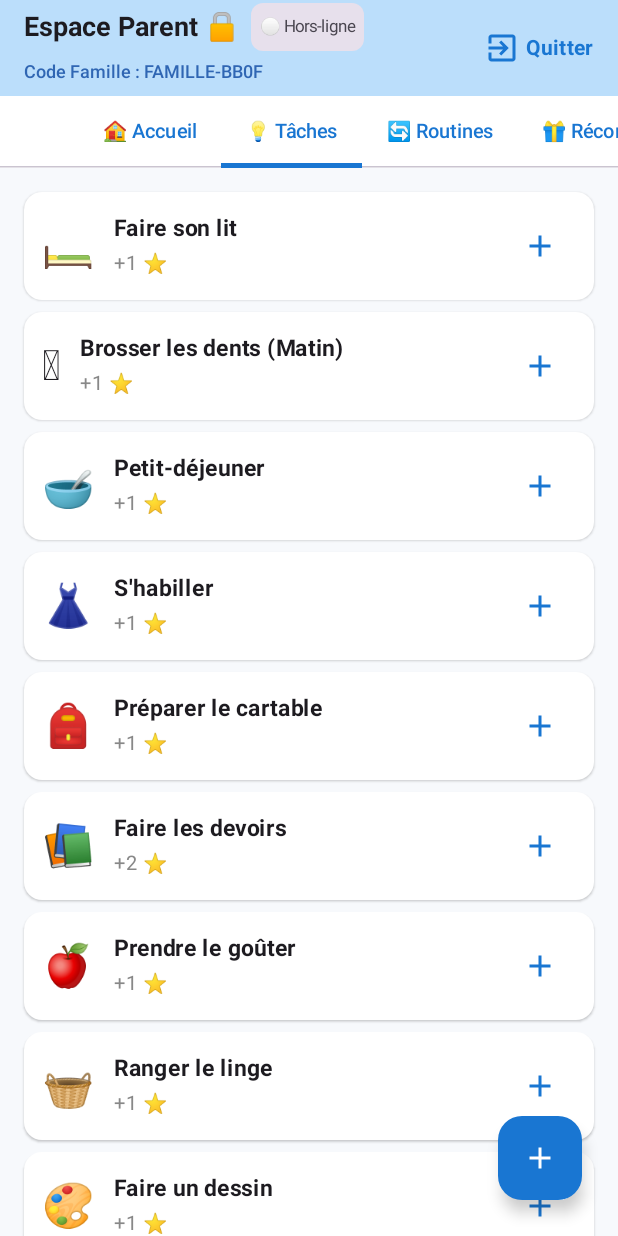
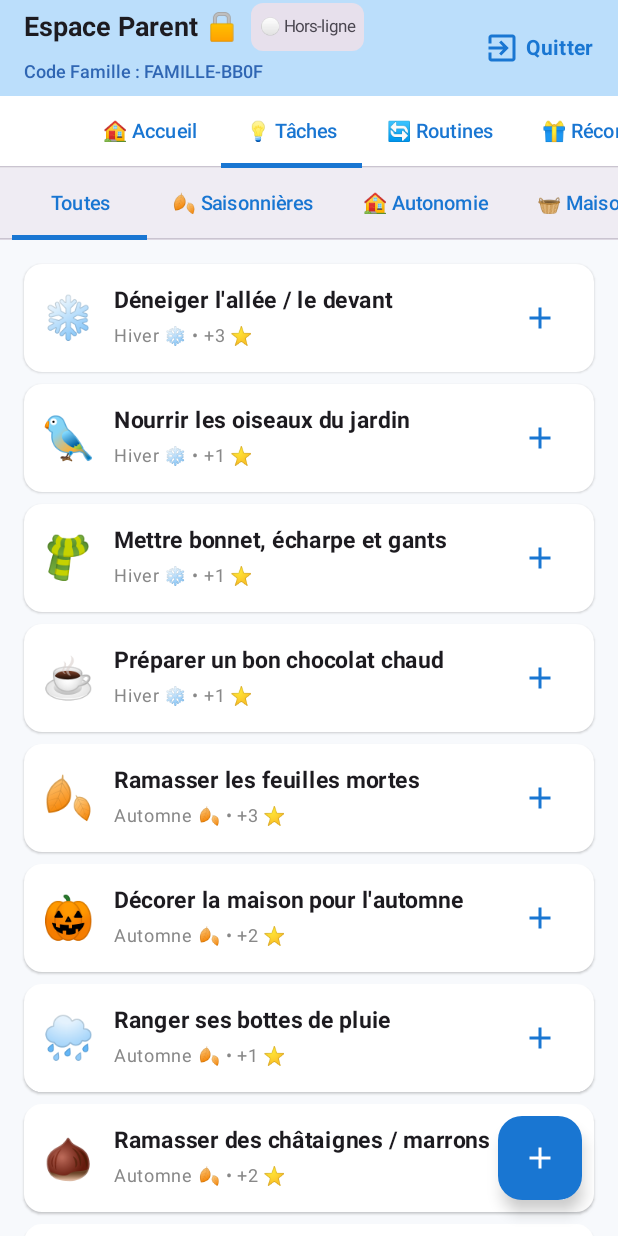
Before and after one commit to bouriez28-wq/Routine-r-compnse, an Android app built with Jetpack Compose: the composable MainAppScreen shown on its own in the app's theme, tab 2 chosen, on a phone screen of 412 x 824 dp. Run offline under Robolectric (Android 15) with nearby library versions, the phone set to English and light mode, and no system bars.

Commit message:
Release: Official v32.0 major release with expanded task library including Hiver, Automne, Printemps, Été seasonal tasks and category filter tabs

```diff
--- a/app/build.gradle.kts
+++ b/app/build.gradle.kts
@@ -11,8 +11,8 @@ android {
         applicationId = "com.example.routinercompense"
         minSdk = 26
         targetSdk = 36
-        versionCode = 31000
-        versionName = "31.0"
+        versionCode = 32000
+        versionName = "32.0"
 
         testInstrumentationRunner = "androidx.test.runner.AndroidJUnitRunner"
     }
--- a/app/src/main/java/com/example/routinercompense/ui/parent/ParentDashboardScreen.kt
+++ b/app/src/main/java/com/example/routinercompense/ui/parent/ParentDashboardScreen.kt
@@ -1134,34 +1134,93 @@ private fun ParentTasksLibraryTab(
     onAddLibraryTask: (RoutineItem) -> Unit,
     onCustomTaskClick: () -> Unit
 ) {
-    val libraryTasks = listOf(
-        "🛏️ Faire son lit" to ("🛏️" to 1),
-        "🪥 Brosser les dents (Matin)" to ("🪥" to 1),
-        "🥣 Petit-déjeuner" to ("🥣" to 1),
-        "👗 S'habiller" to ("👗" to 1),
-        "🎒 Préparer le cartable" to ("🎒" to 1),
-        "📚 Faire les devoirs" to ("📚" to 2),
-        "🍎 Prendre le goûter" to ("🍎" to 1),
-        "🧺 Ranger le linge" to ("🧺" to 1),
-        "🎨 Faire un dessin" to ("🎨" to 1),
-        "🚴 Jouer dehors" to ("🚴" to 2),
-        "🚿 Prendre sa douche/bain" to ("🚿" to 1),
-        "🥱 Mettre son pyjama" to ("🥱" to 1),
-        "🪥 Brosser les dents (Soir)" to ("🪥" to 1),
-        "🧸 Ranger sa chambre" to ("🧸" to 2),
-        "📖 Lire une histoire" to ("📖" to 1),
-        "🥛 Boire son lait" to ("🥛" to 1),
-        "🍽️ Débarrasser la table" to ("🍽️" to 1),
-        "🐶 S'occuper des animaux" to ("🐶" to 2)
-    )
-
-    Box(modifier = Modifier.fillMaxSize()) {
+    var selectedCategoryIndex by remember { mutableIntStateOf(0) }
+    val categories = listOf("Toutes", "🍂 Saisonnières", "🏠 Autonomie", "🧺 Maison", "📚 École & Écrans")
+
+    val fullCatalog = listOf(
+        // Saisonnières Hiver ❄️
+        RoutineItem(title = "Déneiger l'allée / le devant", icon = "❄️", starsReward = 3, frequency = RoutineFrequency.SEASONAL, season = Season.WINTER),
+        RoutineItem(title = "Nourrir les oiseaux du jardin", icon = "🐦", starsReward = 1, frequency = RoutineFrequency.SEASONAL, season = Season.WINTER),
+        RoutineItem(title = "Mettre bonnet, écharpe et gants", icon = "🧣", starsReward = 1, frequency = RoutineFrequency.SEASONAL, season = Season.WINTER),
+        RoutineItem(title = "Préparer un bon chocolat chaud", icon = "☕", starsReward = 1, frequency = RoutineFrequency.SEASONAL, season = Season.WINTER),
+
+        // Saisonnières Automne 🍂
+        RoutineItem(title = "Ramasser les feuilles mortes", icon = "🍂", starsReward = 3, frequency = RoutineFrequency.SEASONAL, season = Season.AUTUMN),
+        RoutineItem(title = "Décorer la maison pour l'automne", icon = "🎃", starsReward = 2, frequency = RoutineFrequency.SEASONAL, season = Season.AUTUMN),
+        RoutineItem(title = "Ranger ses bottes de pluie", icon = "🌧️", starsReward = 1, frequency = RoutineFrequency.SEASONAL, season = Season.AUTUMN),
+        RoutineItem(title = "Ramasser des châtaignes / marrons", icon = "🌰", starsReward = 2, frequency = RoutineFrequency.SEASONAL, season = Season.AUTUMN),
+
+        // Saisonnières Printemps 🌸
+        RoutineItem(title = "Planter des fleurs ou des graines", icon = "🌸", starsReward = 2, frequency = RoutineFrequency.SEASONAL, season = Season.SPRING),
+        RoutineItem(title = "Désherber le potager / jardin", icon = "🌱", starsReward = 2, frequency = RoutineFrequency.SEASONAL, season = Season.SPRING),
+        RoutineItem(title = "Nettoyer son vélo pour les beaux jours", icon = "🚲", starsReward = 2, frequency = RoutineFrequency.SEASONAL, season = Season.SPRING),
+        RoutineItem(title = "Grand ménage de printemps de la chambre", icon = "🧺", starsReward = 3, frequency = RoutineFrequency.SEASONAL, season = Season.SPRING),
+
+        // Saisonnières Été ☀️
+        RoutineItem(title = "Arroser le jardin et les plantes", icon = "☀️", starsReward = 2, frequency = RoutineFrequency.SEASONAL, season = Season.SUMMER),
+        RoutineItem(title = "Mettre de la crème solaire", icon = "🧴", starsReward = 1, frequency = RoutineFrequency.SEASONAL, season = Season.SUMMER),
+        RoutineItem(title = "Mettre sa casquette / chapeau", icon = "🧢", starsReward = 1, frequency = RoutineFrequency.SEASONAL, season = Season.SUMMER),
+        RoutineItem(title = "Rincer et ranger la baignade", icon = "🏖️", starsReward = 1, frequency = RoutineFrequency.SEASONAL, season = Season.SUMMER),
+
+        // Autonomie & Hygiène 🏠
+        RoutineItem(title = "Faire son lit", icon = "🛏️", starsReward = 1, timeOfDay = TimeOfDay.MORNING),
+        RoutineItem(title = "Brosser ses dents (Matin)", icon = "🪥", starsReward = 1, timeOfDay = TimeOfDay.MORNING),
+        RoutineItem(title = "Prendre son petit-déjeuner", icon = "🥣", starsReward = 1, timeOfDay = TimeOfDay.MORNING),
+        RoutineItem(title = "S'habiller tout seul", icon = "👗", starsReward = 1, timeOfDay = TimeOfDay.MORNING),
+        RoutineItem(title = "Mettre son pyjama", icon = "🥱", starsReward = 1, timeOfDay = TimeOfDay.EVENING),
+        RoutineItem(title = "Prendre sa douche / son bain", icon = "🚿", starsReward = 1, timeOfDay = TimeOfDay.EVENING),
+        RoutineItem(title = "Brosser ses dents (Soir)", icon = "🪥", starsReward = 1, timeOfDay = TimeOfDay.EVENING),
+        RoutineItem(title = "Se laver les mains avant le repas", icon = "🧼", starsReward = 1, timeOfDay = TimeOfDay.EVENING),
+        RoutineItem(title = "Se coiffer", icon = "💇", starsReward = 1, timeOfDay = TimeOfDay.MORNING),
+
+        // Maison & Entraide 🧺
+        RoutineItem(title = "Ranger sa chambre", icon = "🧸", starsReward = 2, timeOfDay = TimeOfDay.AFTERNOON),
+        RoutineItem(title = "Débarrasser la table", icon = "🍽️", starsReward = 1, timeOfDay = TimeOfDay.EVENING),
+        RoutineItem(title = "Passer le balai / l'aspirateur", icon = "🧹", starsReward = 2, timeOfDay = TimeOfDay.AFTERNOON),
+        RoutineItem(title = "Mettre le linge sale dans le panier", icon = "🧺", starsReward = 1, timeOfDay = TimeOfDay.EVENING),
+        RoutineItem(title = "Vider les poubelles / recyclage", icon = "🗑️", starsReward = 2, timeOfDay = TimeOfDay.EVENING),
+        RoutineItem(title = "Nourrir l'animal de compagnie", icon = "🐶", starsReward = 2, timeOfDay = TimeOfDay.MORNING),
+        RoutineItem(title = "Aider à ranger les courses", icon = "🛒", starsReward = 2, timeOfDay = TimeOfDay.AFTERNOON),
+
+        // École & Écrans 📚
+        RoutineItem(title = "Préparer son cartable", icon = "🎒", starsReward = 1, timeOfDay = TimeOfDay.EVENING),
+        RoutineItem(title = "Faire ses devoirs", icon = "📚", starsReward = 2, timeOfDay = TimeOfDay.AFTERNOON),
+        RoutineItem(title = "Lire une histoire 15 min", icon = "📖", starsReward = 1, timeOfDay = TimeOfDay.EVENING),
+        RoutineItem(title = "Faire un dessin ou bricolage", icon = "🎨", starsReward = 1, timeOfDay = TimeOfDay.AFTERNOON),
+        RoutineItem(title = "30 min de sport / vélo", icon = "🚴", starsReward = 2, timeOfDay = TimeOfDay.AFTERNOON),
+        RoutineItem(title = "Éteindre les écrans 1h avant le coucher", icon = "📵", starsReward = 2, timeOfDay = TimeOfDay.EVENING)
+    )
+
+    val displayedTasks = when (selectedCategoryIndex) {
+        1 -> fullCatalog.filter { it.frequency == RoutineFrequency.SEASONAL }
+        2 -> fullCatalog.filter { it.icon in listOf("🛏️", "🪥", "🥣", "👗", "🥱", "🚿", "🧼", "💇") }
+        3 -> fullCatalog.filter { it.icon in listOf("🧸", "🍽️", "🧹", "🧺", "🗑️", "🐶", "🛒") }
+        4 -> fullCatalog.filter { it.icon in listOf("🎒", "📚", "📖", "🎨", "🚴", "📵") }
+        else -> fullCatalog
+    }
+
+    Column(modifier = Modifier.fillMaxSize()) {
+        ScrollableTabRow(
+            selectedTabIndex = selectedCategoryIndex,
+            edgePadding = 8.dp,
+            containerColor = MaterialTheme.colorScheme.surfaceVariant.copy(alpha = 0.5f)
+        ) {
+            categories.forEachIndexed { index, catTitle ->
+                Tab(
+                    selected = selectedCategoryIndex == index,
+                    onClick = { selectedCategoryIndex = index },
+                    text = { Text(text = catTitle, fontSize = 13.sp, fontWeight = FontWeight.SemiBold) }
+                )
+            }
+        }
+
+        Box(modifier = Modifier.weight(1f).fillMaxWidth()) {
             LazyColumn(
                 modifier = Modifier.fillMaxSize(),
                 contentPadding = PaddingValues(start = 16.dp, end = 16.dp, top = 16.dp, bottom = 80.dp),
                 verticalArrangement = Arrangement.spacedBy(8.dp)
             ) {
-            items(libraryTasks) { (label, dataPair) ->
+                items(displayedTasks) { item ->
                     Card(
                         modifier = Modifier.fillMaxWidth(),
                         colors = CardDefaults.cardColors(containerColor = MaterialTheme.colorScheme.surface),
@@ -1171,32 +1230,32 @@ private fun ParentTasksLibraryTab(
                             modifier = Modifier.padding(12.dp).fillMaxWidth(),
                             verticalAlignment = Alignment.CenterVertically
                         ) {
-                        Text(text = dataPair.first, fontSize = 28.sp)
+                            Text(text = item.icon, fontSize = 28.sp)
                             Spacer(modifier = Modifier.width(12.dp))
                             Column(modifier = Modifier.weight(1f)) {
-                            Text(text = label.substringAfter(" "), fontWeight = FontWeight.Bold, fontSize = 15.sp)
-                            Text(text = "+${dataPair.second} ⭐", fontSize = 13.sp, color = Color.Gray)
-                        }
-                        IconButton(onClick = {
-                            val tod = when {
-                                label.contains("Matin", ignoreCase = true) || label.contains("déjeuner") || label.contains("s'habiller", ignoreCase = true) -> TimeOfDay.MORNING
-                                label.contains("Devoirs") || label.contains("Goûter") || label.contains("dehors") -> TimeOfDay.AFTERNOON
-                                else -> TimeOfDay.EVENING
-                            }
-                            onAddLibraryTask(RoutineItem(title = label.substringAfter(" "), icon = dataPair.first, starsReward = dataPair.second, timeOfDay = tod))
-                        }) {
+                                Text(text = item.title, fontWeight = FontWeight.Bold, fontSize = 15.sp)
+                                val subText = if (item.frequency == RoutineFrequency.SEASONAL && item.season != null) {
+                                    "${item.season.displayName} ${item.season.icon} • +${item.starsReward} ⭐"
+                                } else {
+                                    "${item.frequency.displayName} • +${item.starsReward} ⭐"
+                                }
+                                Text(text = subText, fontSize = 12.sp, color = Color.Gray)
+                            }
+                            IconButton(onClick = { onAddLibraryTask(item) }) {
                                 Icon(imageVector = Icons.Filled.Add, contentDescription = "Ajouter", tint = MaterialTheme.colorScheme.primary)
                             }
                         }
                     }
                 }
             }
+
             FloatingActionButton(
                 onClick = onCustomTaskClick,
                 modifier = Modifier.align(Alignment.BottomEnd).padding(24.dp),
                 containerColor = MaterialTheme.colorScheme.primary
             ) {
                 Icon(imageVector = Icons.Filled.Add, contentDescription = "Tâche personnalisée")
+            }
         }
     }
 }
```
Also changed, not shown: 2 other files. Lines whose indentation alone changed are shown as unchanged.
